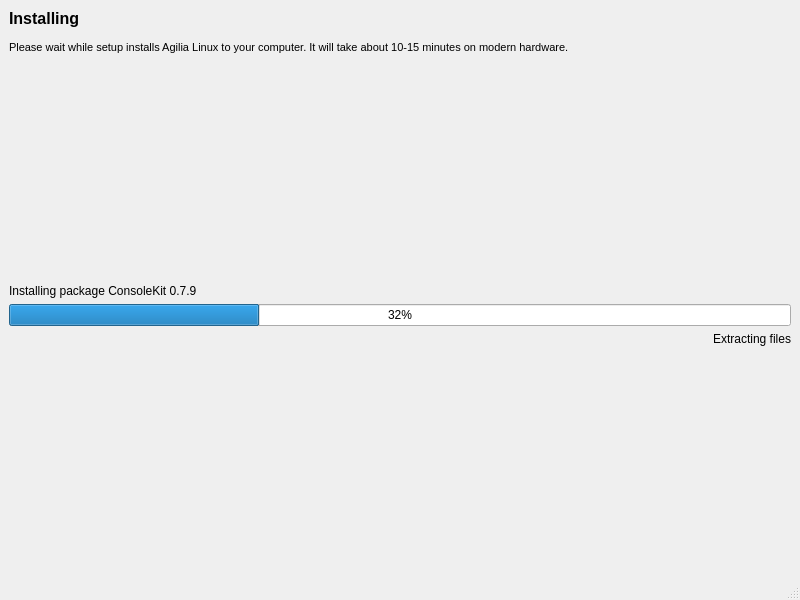
The window that guiinstaller/guisetup_exec/mainwindow.ui (aix27249/mpkg) describes before a commit, drawn with Qt 5.
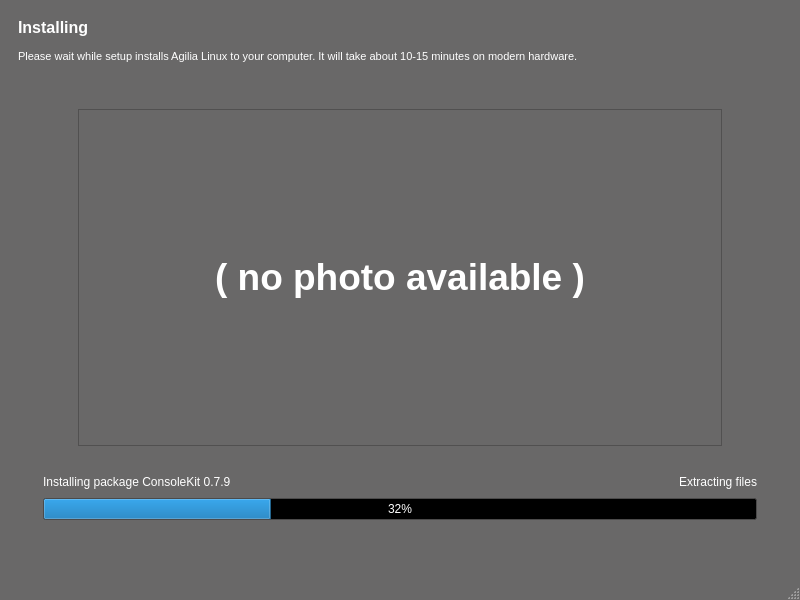
The same window after the commit.

Patch:
```diff
--- a/guiinstaller/guisetup_exec/mainwindow.ui
+++ b/guiinstaller/guisetup_exec/mainwindow.ui
@@ -10,74 +10,755 @@
     <height>600</height>
    </rect>
   </property>
+  <property name="palette">
+   <palette>
+    <active>
+     <colorrole role="WindowText">
+      <brush brushstyle="SolidPattern">
+       <color alpha="255">
+        <red>255</red>
+        <green>255</green>
+        <blue>255</blue>
+       </color>
+      </brush>
+     </colorrole>
+     <colorrole role="Button">
+      <brush brushstyle="SolidPattern">
+       <color alpha="255">
+        <red>105</red>
+        <green>104</green>
+        <blue>104</blue>
+       </color>
+      </brush>
+     </colorrole>
+     <colorrole role="Light">
+      <brush brushstyle="SolidPattern">
+       <color alpha="255">
+        <red>158</red>
+        <green>156</green>
+        <blue>156</blue>
+       </color>
+      </brush>
+     </colorrole>
+     <colorrole role="Midlight">
+      <brush brushstyle="SolidPattern">
+       <color alpha="255">
+        <red>131</red>
+        <green>130</green>
+        <blue>130</blue>
+       </color>
+      </brush>
+     </colorrole>
+     <colorrole role="Dark">
+      <brush brushstyle="SolidPattern">
+       <color alpha="255">
+        <red>52</red>
+        <green>52</green>
+        <blue>52</blue>
+       </color>
+      </brush>
+     </colorrole>
+     <colorrole role="Mid">
+      <brush brushstyle="SolidPattern">
+       <color alpha="255">
+        <red>70</red>
+        <green>69</green>
+        <blue>69</blue>
+       </color>
+      </brush>
+     </colorrole>
+     <colorrole role="Text">
+      <brush brushstyle="SolidPattern">
+       <color alpha="255">
+        <red>255</red>
+        <green>255</green>
+        <blue>255</blue>
+       </color>
+      </brush>
+     </colorrole>
+     <colorrole role="BrightText">
+      <brush brushstyle="SolidPattern">
+       <color alpha="255">
+        <red>255</red>
+        <green>255</green>
+        <blue>255</blue>
+       </color>
+      </brush>
+     </colorrole>
+     <colorrole role="ButtonText">
+      <brush brushstyle="SolidPattern">
+       <color alpha="255">
+        <red>255</red>
+        <green>255</green>
+        <blue>255</blue>
+       </color>
+      </brush>
+     </colorrole>
+     <colorrole role="Base">
+      <brush brushstyle="SolidPattern">
+       <color alpha="255">
+        <red>0</red>
+        <green>0</green>
+        <blue>0</blue>
+       </color>
+      </brush>
+     </colorrole>
+     <colorrole role="Window">
+      <brush brushstyle="SolidPattern">
+       <color alpha="255">
+        <red>105</red>
+        <green>104</green>
+        <blue>104</blue>
+       </color>
+      </brush>
+     </colorrole>
+     <colorrole role="Shadow">
+      <brush brushstyle="SolidPattern">
+       <color alpha="255">
+        <red>0</red>
+        <green>0</green>
+        <blue>0</blue>
+       </color>
+      </brush>
+     </colorrole>
+     <colorrole role="AlternateBase">
+      <brush brushstyle="SolidPattern">
+       <color alpha="255">
+        <red>52</red>
+        <green>52</green>
+        <blue>52</blue>
+       </color>
+      </brush>
+     </colorrole>
+     <colorrole role="ToolTipBase">
+      <brush brushstyle="SolidPattern">
+       <color alpha="255">
+        <red>255</red>
+        <green>255</green>
+        <blue>220</blue>
+       </color>
+      </brush>
+     </colorrole>
+     <colorrole role="ToolTipText">
+      <brush brushstyle="SolidPattern">
+       <color alpha="255">
+        <red>0</red>
+        <green>0</green>
+        <blue>0</blue>
+       </color>
+      </brush>
+     </colorrole>
+    </active>
+    <inactive>
+     <colorrole role="WindowText">
+      <brush brushstyle="SolidPattern">
+       <color alpha="255">
+        <red>255</red>
+        <green>255</green>
+        <blue>255</blue>
+       </color>
+      </brush>
+     </colorrole>
+     <colorrole role="Button">
+      <brush brushstyle="SolidPattern">
+       <color alpha="255">
+        <red>105</red>
+        <green>104</green>
+        <blue>104</blue>
+       </color>
+      </brush>
+     </colorrole>
+     <colorrole role="Light">
+      <brush brushstyle="SolidPattern">
+       <color alpha="255">
+        <red>158</red>
+        <green>156</green>
+        <blue>156</blue>
+       </color>
+      </brush>
+     </colorrole>
+     <colorrole role="Midlight">
+      <brush brushstyle="SolidPattern">
+       <color alpha="255">
+        <red>131</red>
+        <green>130</green>
+        <blue>130</blue>
+       </color>
+      </brush>
+     </colorrole>
+     <colorrole role="Dark">
+      <brush brushstyle="SolidPattern">
+       <color alpha="255">
+        <red>52</red>
+        <green>52</green>
+        <blue>52</blue>
+       </color>
+      </brush>
+     </colorrole>
+     <colorrole role="Mid">
+      <brush brushstyle="SolidPattern">
+       <color alpha="255">
+        <red>70</red>
+        <green>69</green>
+        <blue>69</blue>
+       </color>
+      </brush>
+     </colorrole>
+     <colorrole role="Text">
+      <brush brushstyle="SolidPattern">
+       <color alpha="255">
+        <red>255</red>
+        <green>255</green>
+        <blue>255</blue>
+       </color>
+      </brush>
+     </colorrole>
+     <colorrole role="BrightText">
+      <brush brushstyle="SolidPattern">
+       <color alpha="255">
+        <red>255</red>
+        <green>255</green>
+        <blue>255</blue>
+       </color>
+      </brush>
+     </colorrole>
+     <colorrole role="ButtonText">
+      <brush brushstyle="SolidPattern">
+       <color alpha="255">
+        <red>255</red>
+        <green>255</green>
+        <blue>255</blue>
+       </color>
+      </brush>
+     </colorrole>
+     <colorrole role="Base">
+      <brush brushstyle="SolidPattern">
+       <color alpha="255">
+        <red>0</red>
+        <green>0</green>
+        <blue>0</blue>
+       </color>
+      </brush>
+     </colorrole>
+     <colorrole role="Window">
+      <brush brushstyle="SolidPattern">
+       <color alpha="255">
+        <red>105</red>
+        <green>104</green>
+        <blue>104</blue>
+       </color>
+      </brush>
+     </colorrole>
+     <colorrole role="Shadow">
+      <brush brushstyle="SolidPattern">
+       <color alpha="255">
+        <red>0</red>
+        <green>0</green>
+        <blue>0</blue>
+       </color>
+      </brush>
+     </colorrole>
+     <colorrole role="AlternateBase">
+      <brush brushstyle="SolidPattern">
+       <color alpha="255">
+        <red>52</red>
+        <green>52</green>
+        <blue>52</blue>
+       </color>
+      </brush>
+     </colorrole>
+     <colorrole role="ToolTipBase">
+      <brush brushstyle="SolidPattern">
+       <color alpha="255">
+        <red>255</red>
+        <green>255</green>
+        <blue>220</blue>
+       </color>
+      </brush>
+     </colorrole>
+     <colorrole role="ToolTipText">
+      <brush brushstyle="SolidPattern">
+       <color alpha="255">
+        <red>0</red>
+        <green>0</green>
+        <blue>0</blue>
+       </color>
+      </brush>
+     </colorrole>
+    </inactive>
+    <disabled>
+     <colorrole role="WindowText">
+      <brush brushstyle="SolidPattern">
+       <color alpha="255">
+        <red>52</red>
+        <green>52</green>
+        <blue>52</blue>
+       </color>
+      </brush>
+     </colorrole>
+     <colorrole role="Button">
+      <brush brushstyle="SolidPattern">
+       <color alpha="255">
+        <red>105</red>
+        <green>104</green>
+        <blue>104</blue>
+       </color>
+      </brush>
+     </colorrole>
+     <colorrole role="Light">
+      <brush brushstyle="SolidPattern">
+       <color alpha="255">
+        <red>158</red>
+        <green>156</green>
+        <blue>156</blue>
+       </color>
+      </brush>
+     </colorrole>
+     <colorrole role="Midlight">
+      <brush brushstyle="SolidPattern">
+       <color alpha="255">
+        <red>131</red>
+        <green>130</green>
+        <blue>130</blue>
+       </color>
+      </brush>
+     </colorrole>
+     <colorrole role="Dark">
+      <brush brushstyle="SolidPattern">
+       <color alpha="255">
+        <red>52</red>
+        <green>52</green>
+        <blue>52</blue>
+       </color>
+      </brush>
+     </colorrole>
+     <colorrole role="Mid">
+      <brush brushstyle="SolidPattern">
+       <color alpha="255">
+        <red>70</red>
+        <green>69</green>
+        <blue>69</blue>
+       </color>
+      </brush>
+     </colorrole>
+     <colorrole role="Text">
+      <brush brushstyle="SolidPattern">
+       <color alpha="255">
+        <red>52</red>
+        <green>52</green>
+        <blue>52</blue>
+       </color>
+      </brush>
+     </colorrole>
+     <colorrole role="BrightText">
+      <brush brushstyle="SolidPattern">
+       <color alpha="255">
+        <red>255</red>
+        <green>255</green>
+        <blue>255</blue>
+       </color>
+      </brush>
+     </colorrole>
+     <colorrole role="ButtonText">
+      <brush brushstyle="SolidPattern">
+       <color alpha="255">
+        <red>52</red>
+        <green>52</green>
+        <blue>52</blue>
+       </color>
+      </brush>
+     </colorrole>
+     <colorrole role="Base">
+      <brush brushstyle="SolidPattern">
+       <color alpha="255">
+        <red>105</red>
+        <green>104</green>
+        <blue>104</blue>
+       </color>
+      </brush>
+     </colorrole>
+     <colorrole role="Window">
+      <brush brushstyle="SolidPattern">
+       <color alpha="255">
+        <red>105</red>
+        <green>104</green>
+        <blue>104</blue>
+       </color>
+      </brush>
+     </colorrole>
+     <colorrole role="Shadow">
+      <brush brushstyle="SolidPattern">
+       <color alpha="255">
+        <red>0</red>
+        <green>0</green>
+        <blue>0</blue>
+       </color>
+      </brush>
+     </colorrole>
+     <colorrole role="AlternateBase">
+      <brush brushstyle="SolidPattern">
+       <color alpha="255">
+        <red>105</red>
+        <green>104</green>
+        <blue>104</blue>
+       </color>
+      </brush>
+     </colorrole>
+     <colorrole role="ToolTipBase">
+      <brush brushstyle="SolidPattern">
+       <color alpha="255">
+        <red>255</red>
+        <green>255</green>
+        <blue>220</blue>
+       </color>
+      </brush>
+     </colorrole>
+     <colorrole role="ToolTipText">
+      <brush brushstyle="SolidPattern">
+       <color alpha="255">
+        <red>0</red>
+        <green>0</green>
+        <blue>0</blue>
+       </color>
+      </brush>
+     </colorrole>
+    </disabled>
+   </palette>
+  </property>
   <property name="windowTitle">
    <string>Agilia Linux: installing</string>
   </property>
   <widget class="QWidget" name="centralwidget">
-   <layout class="QVBoxLayout" name="verticalLayout">
+   <layout class="QVBoxLayout" name="verticalLayout_4">
     <item>
-     <widget class="QLabel" name="imagesLabel">
-      <property name="text">
-       <string>&lt;!DOCTYPE HTML PUBLIC &quot;-//W3C//DTD HTML 4.0//EN&quot; &quot;http://www.w3.org/TR/REC-html40/strict.dtd&quot;&gt;
+     <widget class="QStackedWidget" name="stackedWidget">
+      <property name="currentIndex">
+       <number>0</number>
+      </property>
+      <widget class="QWidget" name="page">
+       <layout class="QVBoxLayout" name="verticalLayout_2">
+        <item>
+         <widget class="QLabel" name="imagesLabel">
+          <property name="text">
+           <string>&lt;!DOCTYPE HTML PUBLIC &quot;-//W3C//DTD HTML 4.0//EN&quot; &quot;http://www.w3.org/TR/REC-html40/strict.dtd&quot;&gt;
 &lt;html&gt;&lt;head&gt;&lt;meta name=&quot;qrichtext&quot; content=&quot;1&quot; /&gt;&lt;style type=&quot;text/css&quot;&gt;
 p, li { white-space: pre-wrap; }
 &lt;/style&gt;&lt;/head&gt;&lt;body style=&quot; font-family:'Tahoma'; font-size:8pt; font-weight:400; font-style:normal;&quot;&gt;
 &lt;p style=&quot; margin-top:0px; margin-bottom:0px; margin-left:0px; margin-right:0px; -qt-block-indent:0; text-indent:0px;&quot;&gt;&lt;span style=&quot; font-size:12pt; font-weight:600;&quot;&gt;Installing&lt;/span&gt;&lt;/p&gt;
 &lt;p style=&quot;-qt-paragraph-type:empty; margin-top:0px; margin-bottom:0px; margin-left:0px; margin-right:0px; -qt-block-indent:0; text-indent:0px;&quot;&gt;&lt;/p&gt;
 &lt;p style=&quot; margin-top:0px; margin-bottom:0px; margin-left:0px; margin-right:0px; -qt-block-indent:0; text-indent:0px;&quot;&gt;Please wait while setup installs Agilia Linux to your computer. It will take about 10-15 minutes on modern hardware.&lt;/p&gt;&lt;/body&gt;&lt;/html&gt;</string>
-      </property>
+          </property>
+         </widget>
+        </item>
+        <item>
+         <spacer name="verticalSpacer">
+          <property name="orientation">
+           <enum>Qt::Vertical</enum>
+          </property>
+          <property name="sizeType">
+           <enum>QSizePolicy::Fixed</enum>
+          </property>
+          <property name="sizeHint" stdset="0">
+           <size>
+            <width>20</width>
+            <height>40</height>
+           </size>
+          </property>
+         </spacer>
+        </item>
+        <item>
+         <layout class="QHBoxLayout" name="horizontalLayout_3">
+          <item>
+           <spacer name="horizontalSpacer_4">
+            <property name="orientation">
+             <enum>Qt::Horizontal</enum>
+            </property>
+            <property name="sizeType">
+             <enum>QSizePolicy::Fixed</enum>
+            </property>
+            <property name="sizeHint" stdset="0">
+             <size>
+              <width>60</width>
+              <height>20</height>
+             </size>
+            </property>
+           </spacer>
+          </item>
+          <item>
+           <widget class="QFrame" name="frame">
+            <property name="sizePolicy">
+             <sizepolicy hsizetype="Preferred" vsizetype="Expanding">
+              <horstretch>0</horstretch>
+              <verstretch>0</verstretch>
+             </sizepolicy>
+            </property>
+            <property name="frameShape">
+             <enum>QFrame::StyledPanel</enum>
+            </property>
+            <property name="frameShadow">
+             <enum>QFrame::Sunken</enum>
+            </property>
+            <layout class="QVBoxLayout" name="verticalLayout_3">
+             <item>
+              <widget class="QLabel" name="imageLabel">
+               <property name="text">
+                <string>&lt;!DOCTYPE HTML PUBLIC &quot;-//W3C//DTD HTML 4.0//EN&quot; &quot;http://www.w3.org/TR/REC-html40/strict.dtd&quot;&gt;
+&lt;html&gt;&lt;head&gt;&lt;meta name=&quot;qrichtext&quot; content=&quot;1&quot; /&gt;&lt;style type=&quot;text/css&quot;&gt;
+p, li { white-space: pre-wrap; }
+&lt;/style&gt;&lt;/head&gt;&lt;body style=&quot; font-family:'Tahoma'; font-size:8pt; font-weight:400; font-style:normal;&quot;&gt;
+&lt;p align=&quot;center&quot; style=&quot; margin-top:0px; margin-bottom:0px; margin-left:0px; margin-right:0px; -qt-block-indent:0; text-indent:0px;&quot;&gt;&lt;span style=&quot; font-size:28pt; font-weight:600;&quot;&gt;( no photo available )&lt;/span&gt;&lt;/p&gt;&lt;/body&gt;&lt;/html&gt;</string>
+               </property>
+               <property name="scaledContents">
+                <bool>true</bool>
+               </property>
+               <property name="alignment">
+                <set>Qt::AlignCenter</set>
+               </property>
+              </widget>
+             </item>
+            </layout>
+           </widget>
+          </item>
+          <item>
+           <spacer name="horizontalSpacer_5">
+            <property name="orientation">
+             <enum>Qt::Horizontal</enum>
+            </property>
+            <property name="sizeType">
+             <enum>QSizePolicy::Fixed</enum>
+            </property>
+            <property name="sizeHint" stdset="0">
+             <size>
+              <width>60</width>
+              <height>20</height>
+             </size>
+            </property>
+           </spacer>
+          </item>
+         </layout>
+        </item>
+        <item>
+         <spacer name="verticalSpacer_3">
+          <property name="orientation">
+           <enum>Qt::Vertical</enum>
+          </property>
+          <property name="sizeType">
+           <enum>QSizePolicy::Fixed</enum>
+          </property>
+          <property name="sizeHint" stdset="0">
+           <size>
+            <width>20</width>
+            <height>20</height>
+           </size>
+          </property>
+         </spacer>
+        </item>
+        <item>
+         <layout class="QHBoxLayout" name="horizontalLayout_2">
+          <item>
+           <spacer name="horizontalSpacer">
+            <property name="orientation">
+             <enum>Qt::Horizontal</enum>
+            </property>
+            <property name="sizeType">
+             <enum>QSizePolicy::Fixed</enum>
+            </property>
+            <property name="sizeHint" stdset="0">
+             <size>
+              <width>25</width>
+              <height>20</height>
+             </size>
+            </property>
+           </spacer>
+          </item>
+          <item>
+           <layout class="QVBoxLayout" name="verticalLayout">
+            <item>
+             <layout class="QHBoxLayout" name="horizontalLayout">
+              <item>
+               <widget class="QLabel" name="currentSummaryLabel">
+                <property name="text">
+                 <string>Installing package ConsoleKit 0.7.9</string>
+                </property>
+               </widget>
+              </item>
+              <item>
+               <spacer name="horizontalSpacer_3">
+                <property name="orientation">
+                 <enum>Qt::Horizontal</enum>
+                </property>
+                <property name="sizeHint" stdset="0">
+                 <size>
+                  <width>40</width>
+                  <height>20</height>
+                 </size>
+                </property>
+               </spacer>
+              </item>
+              <item>
+               <widget class="QLabel" name="currentDetailsLabel">
+                <property name="text">
+                 <string>Extracting files</string>
+                </property>
+                <property name="alignment">
+                 <set>Qt::AlignRight|Qt::AlignTrailing|Qt::AlignVCenter</set>
+                </property>
+               </widget>
+              </item>
+             </layout>
+            </item>
+            <item>
+             <widget class="QProgressBar" name="progressBar">
+              <property name="value">
+               <number>32</number>
+              </property>
+             </widget>
+            </item>
+           </layout>
+          </item>
+          <item>
+           <spacer name="horizontalSpacer_2">
+            <property name="orientation">
+             <enum>Qt::Horizontal</enum>
+            </property>
+            <property name="sizeType">
+             <enum>QSizePolicy::Fixed</enum>
+            </property>
+            <property name="sizeHint" stdset="0">
+             <size>
+              <width>25</width>
+              <height>20</height>
+             </size>
+            </property>
+           </spacer>
+          </item>
+         </layout>
+        </item>
+        <item>
+         <spacer name="verticalSpacer_2">
+          <property name="orientation">
+           <enum>Qt::Vertical</enum>
+          </property>
+          <property name="sizeType">
+           <enum>QSizePolicy::Fixed</enum>
+          </property>
+          <property name="sizeHint" stdset="0">
+           <size>
+            <width>20</width>
+            <height>40</height>
+           </size>
+          </property>
+         </spacer>
+        </item>
+       </layout>
+      </widget>
+      <widget class="QWidget" name="page_2">
+       <layout class="QVBoxLayout" name="verticalLayout_6">
+        <item>
+         <spacer name="verticalSpacer_5">
+          <property name="orientation">
+           <enum>Qt::Vertical</enum>
+          </property>
+          <property name="sizeHint" stdset="0">
+           <size>
+            <width>20</width>
+            <height>133</height>
+           </size>
+          </property>
+         </spacer>
+        </item>
+        <item>
+         <widget class="QLabel" name="label">
+          <property name="text">
+           <string>&lt;!DOCTYPE HTML PUBLIC &quot;-//W3C//DTD HTML 4.0//EN&quot; &quot;http://www.w3.org/TR/REC-html40/strict.dtd&quot;&gt;
+&lt;html&gt;&lt;head&gt;&lt;meta name=&quot;qrichtext&quot; content=&quot;1&quot; /&gt;&lt;style type=&quot;text/css&quot;&gt;
+p, li { white-space: pre-wrap; }
+&lt;/style&gt;&lt;/head&gt;&lt;body style=&quot; font-family:'Tahoma'; font-size:8pt; font-weight:400; font-style:normal;&quot;&gt;
+&lt;p style=&quot; margin-top:0px; margin-bottom:0px; margin-left:0px; margin-right:0px; -qt-block-indent:0; text-indent:0px;&quot;&gt;&lt;span style=&quot; font-size:28pt; font-weight:600;&quot;&gt;Installation finished!&lt;/span&gt;&lt;/p&gt;&lt;/body&gt;&lt;/html&gt;</string>
+          </property>
+          <property name="alignment">
+           <set>Qt::AlignCenter</set>
+          </property>
+         </widget>
+        </item>
+        <item>
+         <spacer name="verticalSpacer_6">
+          <property name="orientation">
+           <enum>Qt::Vertical</enum>
+          </property>
+          <property name="sizeHint" stdset="0">
+           <size>
+            <width>20</width>
+            <height>132</height>
+           </size>
+          </property>
+         </spacer>
+        </item>
+        <item>
+         <layout class="QHBoxLayout" name="horizontalLayout_4">
+          <item>
+           <spacer name="horizontalSpacer_6">
+            <property name="orientation">
+             <enum>Qt::Horizontal</enum>
+            </property>
+            <property name="sizeHint" stdset="0">
+             <size>
+              <width>40</width>
+              <height>20</height>
+             </size>
+            </property>
+           </spacer>
+          </item>
+          <item>
+           <layout class="QVBoxLayout" name="verticalLayout_5">
+            <item>
+             <widget class="QCommandLinkButton" name="rebootNowButton">
+              <property name="text">
+               <string>Reboot now</string>
+              </property>
+             </widget>
+            </item>
+            <item>
+             <widget class="QCommandLinkButton" name="rebootLaterButton">
+              <property name="text">
+               <string>Exit without reboot</string>
+              </property>
+             </widget>
+            </item>
+           </layout>
+          </item>
+          <item>
+           <spacer name="horizontalSpacer_7">
+            <property name="orientation">
+             <enum>Qt::Horizontal</enum>
+            </property>
+            <property name="sizeHint" stdset="0">
+             <size>
+              <width>40</width>
+              <height>20</height>
+             </size>
+            </property>
+           </spacer>
+          </item>
+         </layout>
+        </item>
+        <item>
+         <spacer name="verticalSpacer_4">
+          <property name="orientation">
+           <enum>Qt::Vertical</enum>
+          </property>
+          <property name="sizeHint" stdset="0">
+           <size>
+            <width>20</width>
+            <height>133</height>
+           </size>
+          </property>
+         </spacer>
+        </item>
+       </layout>
+      </widget>
      </widget>
     </item>
-    <item>
-     <spacer name="verticalSpacer">
-      <property name="orientation">
-       <enum>Qt::Vertical</enum>
-      </property>
-      <property name="sizeHint" stdset="0">
-       <size>
-        <width>20</width>
-        <height>214</height>
-       </size>
-      </property>
-     </spacer>
-    </item>
-    <item>
-     <widget class="QLabel" name="currentSummaryLabel">
-      <property name="text">
-       <string>Installing package ConsoleKit 0.7.9</string>
-      </property>
-     </widget>
-    </item>
-    <item>
-     <widget class="QProgressBar" name="progressBar">
-      <property name="value">
-       <number>32</number>
-      </property>
-     </widget>
-    </item>
-    <item>
-     <widget class="QLabel" name="currentDetailsLabel">
-      <property name="text">
-       <string>Extracting files</string>
-      </property>
-      <property name="alignment">
-       <set>Qt::AlignRight|Qt::AlignTrailing|Qt::AlignVCenter</set>
-      </property>
-     </widget>
-    </item>
-    <item>
-     <spacer name="verticalSpacer_2">
-      <property name="orientation">
-       <enum>Qt::Vertical</enum>
-      </property>
-      <property name="sizeHint" stdset="0">
-       <size>
-        <width>20</width>
-        <height>40</height>
-       </size>
-      </property>
-     </spacer>
-    </item>
    </layout>
   </widget>
   <widget class="QMenuBar" name="menubar">
```
